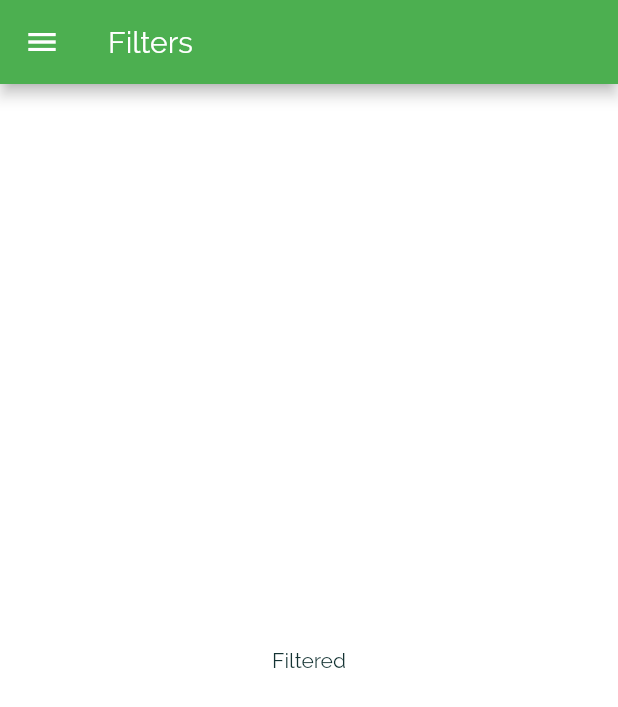
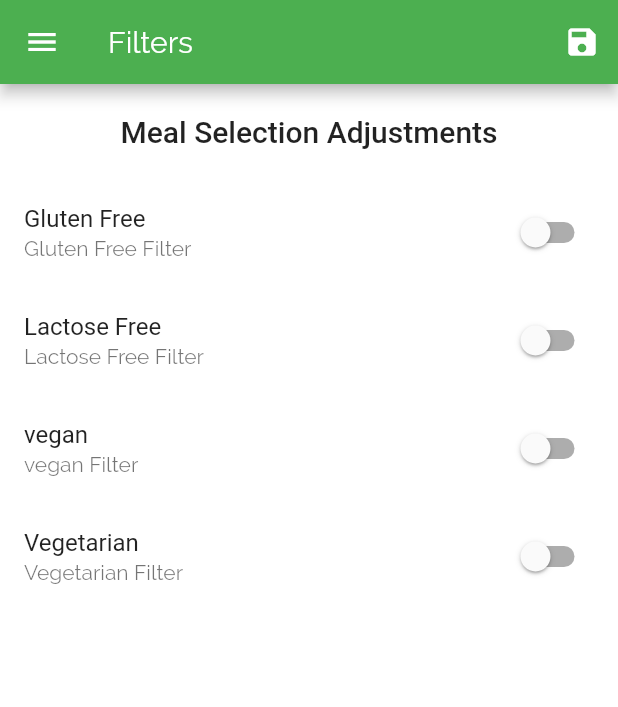
Before and after one commit to bastolasuraj/learningDarrt, a Flutter app: the FiltersScreen screen opened by its route, on a phone screen of 412 x 824 dp. Shown: the top 707 px of the screen. Run offline on Flutter 3.47's test engine with Material 2 defaults, Android fonts, the phone set to English and light mode, and no system bars.

```diff
--- a/lib/main.dart
+++ b/lib/main.dart
@@ -1,16 +1,67 @@
 import 'package:flutter/material.dart';
-import 'package:mealsApp/screens/filtersScreen.dart';
+import './dummy_data.dart';
+import './screens/filtersScreen.dart';
 import './screens/tabScreen.dart';
 import './screens/mealDetail_screen.dart';
 import './screens/categoryMeals_screen.dart';
 import './screens/categories_screen.dart';
+import './models/meal.dart';
 
 void main() {
   runApp(MyApp());
 }
 
-class MyApp extends StatelessWidget {
+class MyApp extends StatefulWidget {
   // This widget is the root of your application.
+  @override
+  _MyAppState createState() => _MyAppState();
+}
+
+class _MyAppState extends State<MyApp> {
+  Map<String, bool> _filters = {
+    'gluten': false,
+    'lactose': false,
+    'vegan': false,
+    'vegetarian': false,
+  };
+  List<Meal> _availableMeals = DUMMY_MEALS;
+  List<Meal> _favouriteMeals = [];
+  void _setFilters(Map<String, bool> _filterData) {
+    setState(() {
+      _filters = _filterData;
+      _availableMeals = DUMMY_MEALS.where((meal) {
+        if (_filters['gluten'] && !meal.isGlutenFree) {
+          return false;
+        }
+        if (_filters['lactose'] && !meal.isLactoseFree) {
+          return false;
+        }
+        if (_filters['vegan'] && !meal.isVegan) {
+          return false;
+        }
+        if (_filters['vegetarian'] && !meal.isVegetarian) {
+          return false;
+        }
+        return true;
+      }).toList();
+    });
+  }
+
+  void _toggleFavouriteMeal(String mealId) {
+    final existingIndex =
+        _favouriteMeals.indexWhere((meal) => meal.id == mealId);
+    if (existingIndex >= 0) {
+      setState(() {
+        _favouriteMeals.removeAt(existingIndex);
+      });
+    } else {
+      setState(() {
+        _favouriteMeals
+            .add(DUMMY_MEALS.firstWhere((meal) => meal.id == mealId));
+      });
+    }
+  }
+
   @override
   Widget build(BuildContext context) {
     return MaterialApp(
@@ -36,10 +87,10 @@ class MyApp extends StatelessWidget {
             ),
       ),
       routes: {
-        '/': (ctx) => TabsScreen(),
-        CategoryMeals.routeNames: (ctx) => CategoryMeals(),
-        MealDetails.routeNames: (ctx) => MealDetails(),
-        FiltersScreen.routeNames: (cts)=>FiltersScreen(),
+        '/': (ctx) => TabsScreen(_favouriteMeals),
+        CategoryMeals.routeNames: (ctx) => CategoryMeals(_availableMeals),
+        MealDetails.routeNames: (ctx) => MealDetails(_toggleFavouriteMeal),
+        FiltersScreen.routeNames: (cts) => FiltersScreen(_setFilters, _filters),
       },
       onUnknownRoute: (settings) {
         return MaterialPageRoute(
--- a/lib/screens/categoryMeals_screen.dart
+++ b/lib/screens/categoryMeals_screen.dart
@@ -1,10 +1,11 @@
 import "package:flutter/material.dart";
 import '../widgets/meal_item.dart';
-import '../dummy_data.dart';
 import '../models/meal.dart';
 
 class CategoryMeals extends StatefulWidget {
   static const routeNames = '/categoriesMeals';
+  final List<Meal> availableMeals;
+  CategoryMeals(this.availableMeals);
 
   @override
   _CategoryMealsState createState() => _CategoryMealsState();
@@ -14,6 +15,7 @@ class _CategoryMealsState extends State<CategoryMeals> {
   String categoryTitle;
   List<Meal> displayedMeals;
   var _loadedInitData = false;
+
   @override
   // void initState() {
   //   // TODO: implement initState
@@ -27,7 +29,7 @@ class _CategoryMealsState extends State<CategoryMeals> {
           ModalRoute.of(context).settings.arguments as Map<String, String>;
       categoryTitle = routeArgs["title"];
       final categoryId = routeArgs["id"];
-      displayedMeals = DUMMY_MEALS.where((meal) {
+      displayedMeals = widget.availableMeals.where((meal) {
         return meal.categories.contains(categoryId);
       }).toList();
       _loadedInitData = true;
--- a/lib/screens/favoriteScreen.dart
+++ b/lib/screens/favoriteScreen.dart
@@ -1,12 +1,15 @@
 import 'package:flutter/material.dart';
+import '../models/meal.dart';
 
 class FavoriteScreen extends StatelessWidget {
+  final List<Meal> favouriteMeals;
+  FavoriteScreen(this.favouriteMeals);
   @override
   Widget build(BuildContext context) {
     return Scaffold(
       backgroundColor: Colors.white,
       body: Center(
-        child: Text("Hello"),
+        child: Text("No Vavourite yet."),
       ),
     );
   }
--- a/lib/screens/filtersScreen.dart
+++ b/lib/screens/filtersScreen.dart
@@ -3,12 +3,39 @@ import 'package:mealsApp/widgets/appDrawer.dart';
 
 class FiltersScreen extends StatefulWidget {
   static const routeNames = '/filters';
+  final Function saveFilters;
+  final Map<String, bool> currentFilters;
+
+  FiltersScreen(this.saveFilters, this.currentFilters);
 
   @override
   _FiltersScreenState createState() => _FiltersScreenState();
 }
 
 class _FiltersScreenState extends State<FiltersScreen> {
+  var _glutenfree = false;
+  var _vegetarian = false;
+  var _vegan = false;
+  var _lactosefree = false;
+  @override
+  initState() {
+    _glutenfree = widget.currentFilters['gluten'];
+    _lactosefree = widget.currentFilters['lactose'];
+    _vegan = widget.currentFilters['vegan'];
+    _vegetarian = widget.currentFilters['vegetarian'];
+    super.initState();
+  }
+
+  Widget _switchlistTile(
+      String title, String subtitle, bool item, Function updateValue) {
+    return SwitchListTile(
+      title: Text(title),
+      value: item,
+      subtitle: Text(subtitle),
+      onChanged: updateValue,
+    );
+  }
+
   @override
   Widget build(BuildContext context) {
     return Scaffold(
@@ -16,8 +43,86 @@ class _FiltersScreenState extends State<FiltersScreen> {
       drawer: MainDrawer(),
       appBar: AppBar(
         title: Text("Filters"),
+        actions: <Widget>[
+          IconButton(
+            icon: Icon(Icons.save),
+            onPressed: () {
+              final selectedFilters = {
+                'gluten': _glutenfree,
+                'lactose': _lactosefree,
+                'vegan': _vegan,
+                'vegetarian': _vegetarian,
+              };
+              widget.saveFilters(selectedFilters);
+            },
+          )
+        ],
       ),
-      body: Center(child: Text("Filtered")),
+      body: Column(
+        children: <Widget>[
+          Container(
+            padding: EdgeInsets.all(20),
+            child: Text(
+              "Meal Selection Adjustments",
+              style: Theme.of(context).textTheme.headline6,
+            ),
+          ),
+          Expanded(
+            child: ListView(
+              children: <Widget>[
+                _switchlistTile(
+                  "Gluten Free",
+                  "Gluten Free Filter",
+                  _glutenfree,
+                  (newValue) {
+                    setState(
+                      () {
+                        _glutenfree = newValue;
+                      },
+                    );
+                  },
+                ),
+                _switchlistTile(
+                  "Lactose Free",
+                  "Lactose Free Filter",
+                  _lactosefree,
+                  (newValue) {
+                    setState(
+                      () {
+                        _lactosefree = newValue;
+                      },
+                    );
+                  },
+                ),
+                _switchlistTile(
+                  "vegan",
+                  "vegan Filter",
+                  _vegan,
+                  (newValue) {
+                    setState(
+                      () {
+                        _vegan = newValue;
+                      },
+                    );
+                  },
+                ),
+                _switchlistTile(
+                  "Vegetarian",
+                  "Vegetarian Filter",
+                  _vegetarian,
+                  (newValue) {
+                    setState(
+                      () {
+                        _vegetarian = newValue;
+                      },
+                    );
+                  },
+                ),
+              ],
+            ),
+          ),
+        ],
+      ),
     );
   }
 }
```
Also changed, not shown: lib/screens/mealDetail_screen.dart (+4 -4 lines), lib/screens/tabScreen.dart (+15 -5 lines).
